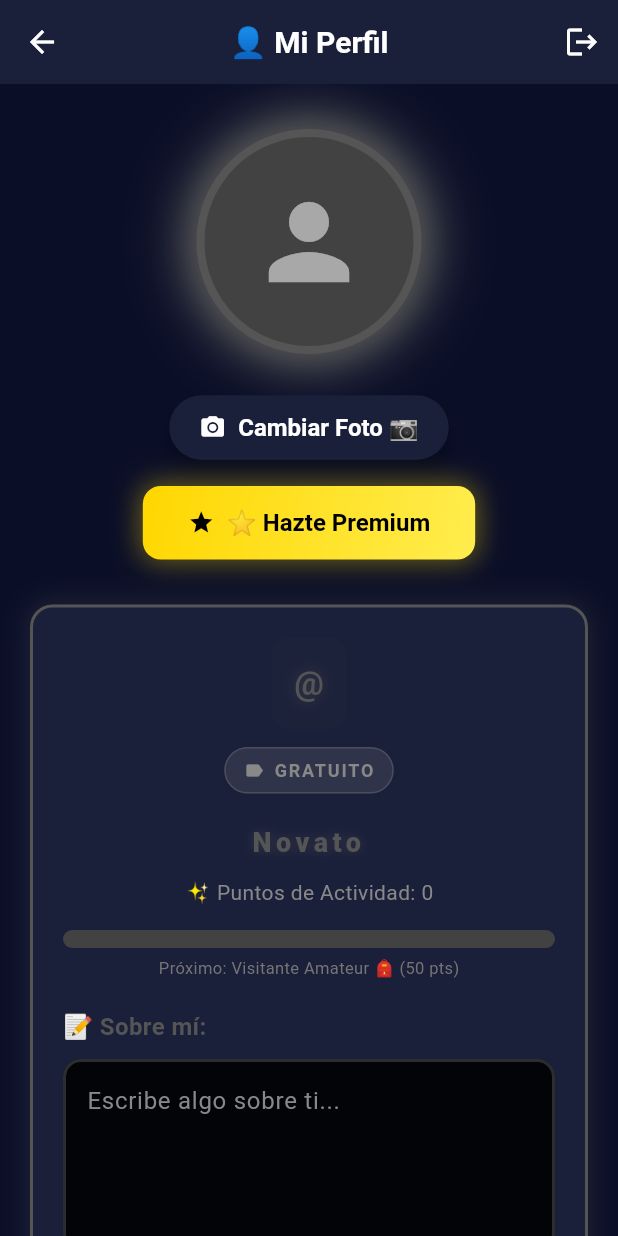
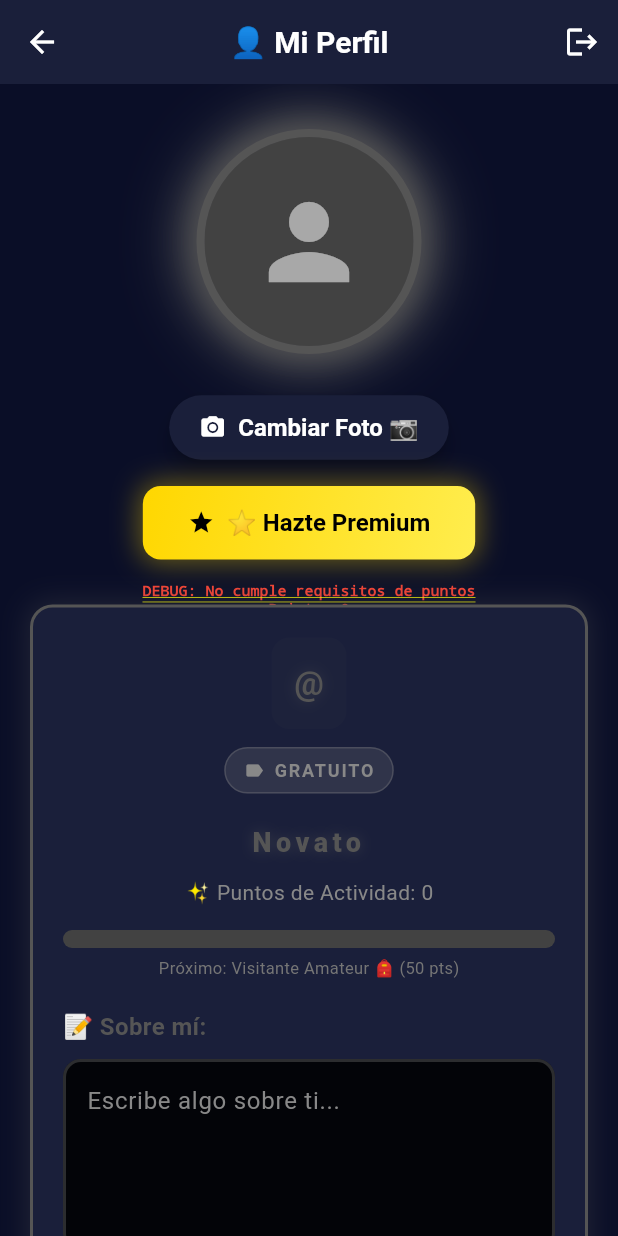
Before and after one commit to CRONOBREAK17/a-donde-vamos-app, a Flutter app: the ProfileScreen screen opened directly, after a tap on the "logout" icon, on a phone screen of 412 x 824 dp. Run offline on Flutter 3.47's test engine with Material 3 defaults, Android fonts, the phone set to English and light mode, and no system bars; our stand-ins replace geolocator, google_maps_flutter, google_mobile_ads, image_picker, shared_preferences, supabase_flutter and 1 more; accounts and stored records are empty.

Commit message:
debug video

```diff
--- a/a_donde_vamos/lib/presentation/widgets/video_background.dart
+++ b/a_donde_vamos/lib/presentation/widgets/video_background.dart
@@ -25,36 +25,65 @@ class VideoBackground extends StatefulWidget {
 class _VideoBackgroundState extends State<VideoBackground> {
   VideoPlayerController? _controller;
   bool _isInitialized = false;
+  String _debugStatus = 'Iniciando...';
 
   @override
   void initState() {
     super.initState();
+    debugPrint('🎥 VideoBackground initState()');
+    debugPrint('🎥 Activity Points: ${widget.activityPoints}');
+    debugPrint('🎥 Video Path: ${widget.videoPath}');
+
     // Solo inicializar video si el usuario es Leyenda Cósmica
     if (widget.activityPoints >= 1000) {
+      debugPrint('🎥 ✅ Usuario es Leyenda Cósmica! Iniciando video...');
       _initializeVideo();
+    } else {
+      debugPrint('🎥 ❌ Usuario NO es Leyenda Cósmica (necesita 1000+ pts)');
+      _debugStatus = 'No cumple requisitos de puntos';
     }
   }
 
   Future<void> _initializeVideo() async {
+    debugPrint('🎥 Intentando inicializar video...');
     try {
+      _debugStatus = 'Creando controller...';
+      debugPrint('🎥 Creando VideoPlayerController con: ${widget.videoPath}');
       _controller = VideoPlayerController.asset(widget.videoPath);
+
+      _debugStatus = 'Inicializando controller...';
+      debugPrint('🎥 Llamando a _controller.initialize()...');
       await _controller!.initialize();
+
+      debugPrint('🎥 ✅ Video inicializado exitosamente!');
+      debugPrint(
+        '🎥 Tamaño del video: ${_controller!.value.size.width}x${_controller!.value.size.height}',
+      );
+      debugPrint('🎥 Duración: ${_controller!.value.duration}');
+
       _controller!.setLooping(true);
       _controller!.setVolume(0); // Sin sonido
       _controller!.play();
 
+      debugPrint('🎥 Video configurado: loop=true, volumen=0, playing...');
+
       if (mounted) {
         setState(() {
           _isInitialized = true;
+          _debugStatus = 'Video listo!';
         });
+        debugPrint('🎥 setState() llamado - _isInitialized = true');
       }
-    } catch (e) {
-      debugPrint('Error inicializando video: $e');
+    } catch (e, stackTrace) {
+      _debugStatus = 'ERROR: $e';
+      debugPrint('🎥 ❌ ERROR inicializando video: $e');
+      debugPrint('🎥 StackTrace: $stackTrace');
     }
   }
 
   @override
   void dispose() {
+    debugPrint('🎥 VideoBackground dispose()');
     _controller?.dispose();
     super.dispose();
   }
@@ -64,10 +93,26 @@ class _VideoBackgroundState extends State<VideoBackground> {
     // Solo mostrar video si es Leyenda Cósmica (1000+ puntos)
     final showVideo = widget.activityPoints >= 1000;
 
+    debugPrint(
+      '🎥 BUILD - showVideo: $showVideo, _isInitialized: $_isInitialized, _controller != null: ${_controller != null}',
+    );
+    debugPrint('🎥 Status: $_debugStatus');
+
     return Stack(
       children: [
         // 1. Fondo oscuro (SIEMPRE presente)
-        Positioned.fill(child: Container(color: const Color(0xFF0A0E27))),
+        Positioned.fill(
+          child: Container(
+            color: const Color(0xFF0A0E27),
+            child: Center(
+              child: Text(
+                'DEBUG: $_debugStatus\nPoints: ${widget.activityPoints}\nVideo: $showVideo\nInit: $_isInitialized',
+                style: const TextStyle(color: Colors.red, fontSize: 10),
+                textAlign: TextAlign.center,
+              ),
+            ),
+          ),
+        ),
 
         // 2. Video encima del fondo oscuro (SOLO si es Leyenda Cósmica)
         if (showVideo && _isInitialized && _controller != null)
```
